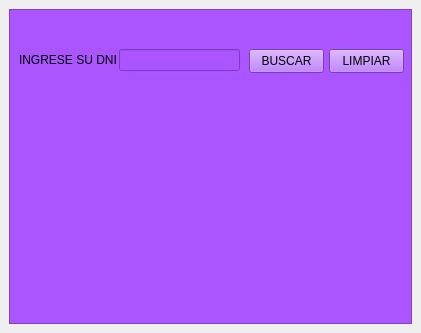
First picture: the form in cliente/categoria/formulario.ui, repository CodeSystem2022/Proyecto-Integrador-Python-TEAM-FORTRAN-2023, before the edit.
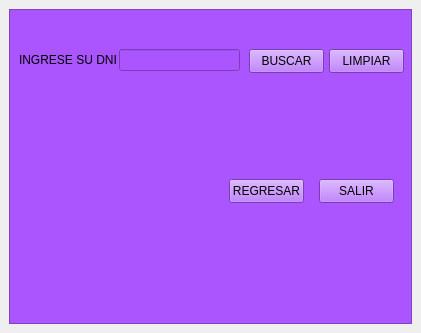
Second picture: the form after the edit.

Commit message: Se sube modificaciones de Estado persona

Patch:
```diff
--- a/cliente/categoria/formulario.ui
+++ b/cliente/categoria/formulario.ui
@@ -90,6 +90,32 @@
         <string>LIMPIAR</string>
        </property>
       </widget>
+      <widget class="QPushButton" name="pushButton">
+       <property name="geometry">
+        <rect>
+         <x>220</x>
+         <y>170</y>
+         <width>75</width>
+         <height>24</height>
+        </rect>
+       </property>
+       <property name="text">
+        <string>REGRESAR</string>
+       </property>
+      </widget>
+      <widget class="QPushButton" name="pushButton_2">
+       <property name="geometry">
+        <rect>
+         <x>310</x>
+         <y>170</y>
+         <width>75</width>
+         <height>24</height>
+        </rect>
+       </property>
+       <property name="text">
+        <string>SALIR</string>
+       </property>
+      </widget>
      </widget>
     </item>
    </layout>
```
The commit also changes 1 other file.
